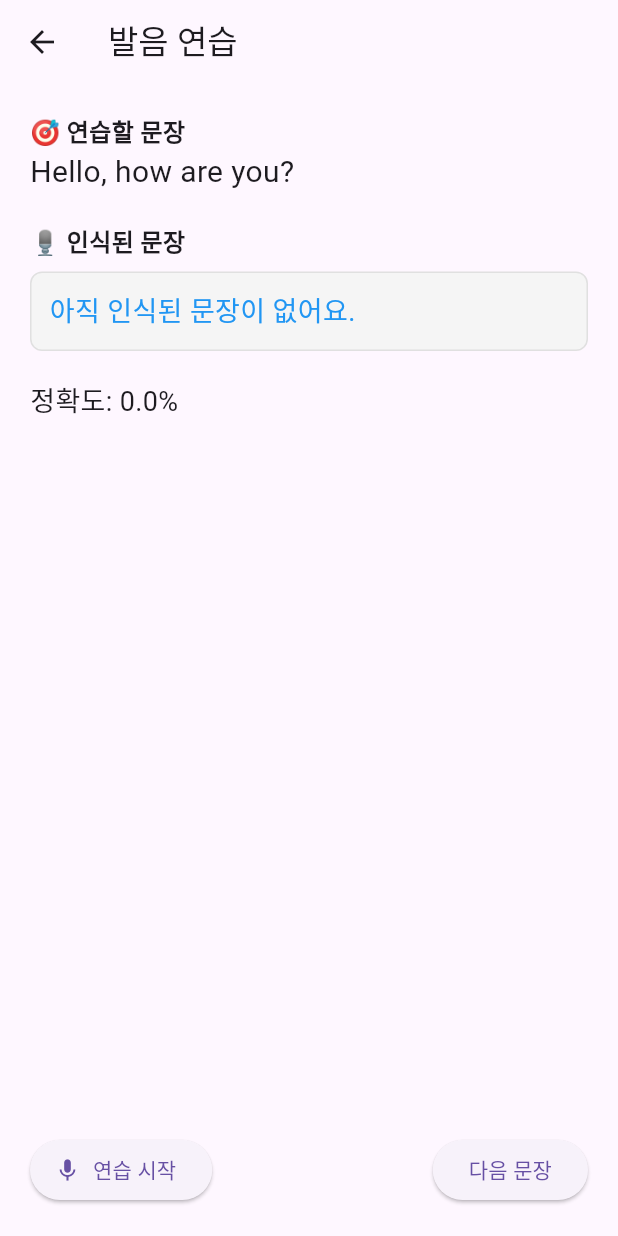
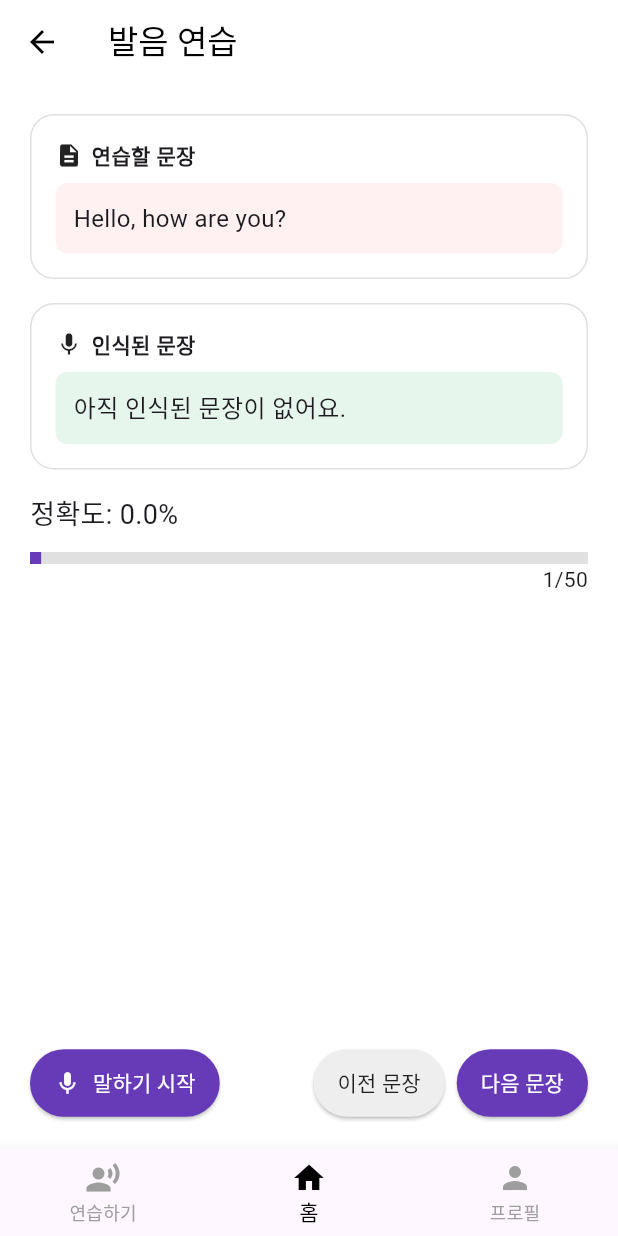
Before and after one commit to fufckddl/Sorimoi, a Flutter app: the PracticeScreen screen opened by its route, on a phone screen of 412 x 824 dp. Run offline on Flutter 3.47's test engine with Material 3 defaults, Android fonts, the phone set to English and light mode, and no system bars; our stand-ins replace audioplayers, google_fonts, shared_preferences, table_calendar; missing offline and left inert: kakao_flutter_sdk_common, kakao_flutter_sdk_user, mysql1, mysql_client, record; accounts and stored records are empty; Roboto replaces fonts that are missing (NotoSansKR).

Commit message:
디자인 고침

```diff
--- a/lib/audio/practice.dart
+++ b/lib/audio/practice.dart
@@ -5,6 +5,8 @@ import 'package:flutter/services.dart';
 import 'package:http/http.dart' as http;
 import 'package:record/record.dart';
 import 'package:path_provider/path_provider.dart';
+import 'package:pj1/userhome/userHome.dart';
+import 'package:pj1/user/profile/profileHome.dart';
 
 class PracticeScreen extends StatefulWidget {
   const PracticeScreen({super.key});
@@ -19,6 +21,7 @@ class _PracticeScreenState extends State<PracticeScreen> {
   String _recognizedText = '';
   List<String> _sentences = [];
   int _currentIndex = 0;
+  int _selectedIndex = 0;
 
   @override
   void initState() {
@@ -96,9 +99,7 @@ class _PracticeScreenState extends State<PracticeScreen> {
   }
 
   void _nextSentence() async {
-    if (_isRecording) {
-      await _stopRecordingAndSend();
-    }
+    if (_isRecording) await _stopRecordingAndSend();
     if (_currentIndex < _sentences.length - 1) {
       setState(() {
         _currentIndex++;
@@ -107,63 +108,192 @@ class _PracticeScreenState extends State<PracticeScreen> {
     }
   }
 
+  void _previousSentence() {
+    if (_currentIndex > 0) {
+      setState(() {
+        _currentIndex--;
+        _recognizedText = '';
+      });
+    }
+  }
+
   @override
   Widget build(BuildContext context) {
+    if (_selectedIndex == 1) return const HomeScreen();
+    if (_selectedIndex == 2) return const ProfileHome();
+
     if (_sentences.isEmpty) {
-      return const Scaffold(body: Center(child: CircularProgressIndicator()));
+      return const Scaffold(
+        backgroundColor: Colors.white,
+        body: Center(child: CircularProgressIndicator()),
+      );
     }
 
     final target = _sentences[_currentIndex];
     final accuracy = _calculateAccuracy(_recognizedText, target);
+    final progress = (_currentIndex + 1) / _sentences.length;
 
     return Scaffold(
-      appBar: AppBar(title: const Text('발음 연습')),
+      backgroundColor: Colors.white,
+      appBar: AppBar(
+        title: const Text('발음 연습'),
+        backgroundColor: Colors.white,
+        foregroundColor: Colors.black,
+        elevation: 0,
+      ),
       body: Padding(
         padding: const EdgeInsets.all(20),
         child: Column(
           crossAxisAlignment: CrossAxisAlignment.start,
           children: [
-            const Text("🎯 연습할 문장", style: TextStyle(fontSize: 16, fontWeight: FontWeight.bold)),
-            Text(target, style: const TextStyle(fontSize: 20)),
-            const SizedBox(height: 20),
-
-            const Text("🎙️ 인식된 문장", style: TextStyle(fontSize: 16, fontWeight: FontWeight.bold)),
+            // 🎯 연습할 문장
             Container(
               width: double.infinity,
-              padding: const EdgeInsets.all(12),
-              margin: const EdgeInsets.only(top: 8),
+              margin: const EdgeInsets.only(bottom: 16),
+              padding: const EdgeInsets.all(16),
               decoration: BoxDecoration(
-                color: Colors.grey.shade100,
-                borderRadius: BorderRadius.circular(8),
+                color: Colors.white,
+                borderRadius: BorderRadius.circular(16),
                 border: Border.all(color: Colors.grey.shade300),
               ),
-              child: Text(
-                _recognizedText.isEmpty ? '아직 인식된 문장이 없어요.' : _recognizedText,
-                style: const TextStyle(fontSize: 18, color: Colors.blue),
+              child: Column(
+                crossAxisAlignment: CrossAxisAlignment.start,
+                children: [
+                  const Row(
+                    children: [
+                      Icon(Icons.description, size: 18),
+                      SizedBox(width: 6),
+                      Text("연습할 문장", style: TextStyle(fontWeight: FontWeight.bold)),
+                    ],
+                  ),
+                  const SizedBox(height: 8),
+                  Container(
+                    width: double.infinity,
+                    padding: const EdgeInsets.all(12),
+                    decoration: BoxDecoration(
+                      color: const Color(0xFFFFF1F1),
+                      borderRadius: BorderRadius.circular(8),
+                    ),
+                    child: Text(target, style: const TextStyle(fontSize: 16)),
+                  ),
+                ],
               ),
             ),
 
-            const SizedBox(height: 20),
-            Text("정확도: ${(accuracy * 100).toStringAsFixed(1)}%", style: const TextStyle(fontSize: 18)),
+            // 🎙️ 인식된 문장
+            Container(
+              width: double.infinity,
+              margin: const EdgeInsets.only(bottom: 16),
+              padding: const EdgeInsets.all(16),
+              decoration: BoxDecoration(
+                color: Colors.white,
+                borderRadius: BorderRadius.circular(16),
+                border: Border.all(color: Colors.grey.shade300),
+              ),
+              child: Column(
+                crossAxisAlignment: CrossAxisAlignment.start,
+                children: [
+                  const Row(
+                    children: [
+                      Icon(Icons.mic, size: 18),
+                      SizedBox(width: 6),
+                      Text("인식된 문장", style: TextStyle(fontWeight: FontWeight.bold)),
+                    ],
+                  ),
+                  const SizedBox(height: 8),
+                  Container(
+                    width: double.infinity,
+                    padding: const EdgeInsets.all(12),
+                    decoration: BoxDecoration(
+                      color: const Color(0xFFE7F6ED),
+                      borderRadius: BorderRadius.circular(8),
+                    ),
+                    child: Text(
+                      _recognizedText.isEmpty
+                          ? '아직 인식된 문장이 없어요.'
+                          : _recognizedText,
+                      style: const TextStyle(fontSize: 16),
+                    ),
+                  ),
+                ],
+              ),
+            ),
+
+            // 정확도 및 진행률
+            Text("정확도: ${(accuracy * 100).toStringAsFixed(1)}%",
+                style: const TextStyle(fontSize: 18)),
+            const SizedBox(height: 12),
+            LinearProgressIndicator(
+              value: progress,
+              backgroundColor: Colors.grey[300],
+              color: Colors.deepPurple,
+              minHeight: 8,
+            ),
+            Align(
+              alignment: Alignment.centerRight,
+              child: Text('${_currentIndex + 1}/${_sentences.length}'),
+            ),
 
             const Spacer(),
 
+            // 버튼들
             Row(
               mainAxisAlignment: MainAxisAlignment.spaceBetween,
               children: [
                 ElevatedButton.icon(
                   icon: Icon(_isRecording ? Icons.stop : Icons.mic),
-                  label: Text(_isRecording ? "연습 종료" : "연습 시작"),
+                  label: Text(_isRecording ? "연습 종료" : "말하기 시작"),
                   onPressed: _isRecording ? _stopRecordingAndSend : _startRecording,
+                  style: ElevatedButton.styleFrom(
+                    backgroundColor: Colors.deepPurple,
+                    foregroundColor: Colors.white,
+                    padding: const EdgeInsets.symmetric(horizontal: 16, vertical: 12),
+                  ),
                 ),
-                ElevatedButton(
-                  onPressed: _nextSentence,
-                  child: const Text("다음 문장"),
+                Row(
+                  children: [
+                    ElevatedButton(
+                      onPressed: _previousSentence,
+                      child: const Text("이전 문장"),
+                      style: ElevatedButton.styleFrom(
+                        backgroundColor: Colors.grey[200],
+                        foregroundColor: Colors.black87,
+                        padding: const EdgeInsets.symmetric(horizontal: 16, vertical: 12),
+                      ),
+                    ),
+                    const SizedBox(width: 8),
+                    ElevatedButton(
+                      onPressed: _nextSentence,
+                      child: const Text("다음 문장"),
+                      style: ElevatedButton.styleFrom(
+                        backgroundColor: Colors.deepPurple,
+                        foregroundColor: Colors.white,
+                        padding: const EdgeInsets.symmetric(horizontal: 16, vertical: 12),
+                      ),
+                    ),
+                  ],
                 ),
               ],
-            )
+            ),
           ],
         ),
+      ),
+      bottomNavigationBar: BottomNavigationBar(
+        selectedItemColor: Colors.black,
+        unselectedItemColor: Colors.grey,
+        currentIndex: 1,
+        onTap: (index) {
+          if (index == 1) {
+            Navigator.pushNamed(context, '/home');
+          } else if (index == 2) {
+            Navigator.pushNamed(context, '/profileHome');
+          }
+        },
+        items: const [
+          BottomNavigationBarItem(icon: Icon(Icons.record_voice_over), label: '연습하기'),
+          BottomNavigationBarItem(icon: Icon(Icons.home), label: '홈'),
+          BottomNavigationBarItem(icon: Icon(Icons.person), label: '프로필'),
+        ],
       ),
     );
   }
--- a/lib/user/profile/profileHome.dart
+++ b/lib/user/profile/profileHome.dart
@@ -85,7 +85,7 @@ class _ProfileHomeState extends State<ProfileHome> {
         currentIndex: 2,
         onTap: (index) {
           if (index == 0) {
-            Navigator.pushNamed(context, '/voiceRecognition');
+            Navigator.pushNamed(context, '/practice');
           } else if (index == 1) {
             Navigator.pushNamed(context, '/home');
           } else if (index == 2) {
--- a/lib/userhome/userHome2.dart
+++ b/lib/userhome/userHome2.dart
@@ -93,7 +93,6 @@ class _RecordingHomeScreenState extends State<RecordingHomeScreen> {
         body: jsonEncode({'star': newStar}),
       );
     } catch (e) {
-      // 실패 시 롤백 가능 (선택)
       setState(() {
         scripts[index]['star'] = currentStar;
         scriptData[categoryName] = List.from(scripts);
@@ -181,23 +180,20 @@ class _RecordingHomeScreenState extends State<RecordingHomeScreen> {
             child: Column(
               mainAxisSize: MainAxisSize.min,
               children: [
-                // ✅ 기존 카테고리 목록
                 ...categoryList.map((category) => ListTile(
                   title: Text(category['categoryName']),
                   onTap: () {
-                    Navigator.pop(context); // 닫고
+                    Navigator.pop(context);
                     _showFileTitleDialog(context, category['categoryName'], category['id']);
                   },
                 )),
                 const Divider(),
-
-                // ✅ 새 카테고리 만들기 버튼
                 ListTile(
                   leading: const Icon(Icons.add),
                   title: const Text('새 카테고리 만들기'),
                   onTap: () {
-                    Navigator.pop(context); // 닫고
-                    _showCreateNewCategoryDialog(context); // 새 카테고리 입력창 띄움
+                    Navigator.pop(context);
+                    _showCreateNewCategoryDialog(context);
                   },
                 ),
               ],
@@ -223,8 +219,8 @@ class _RecordingHomeScreenState extends State<RecordingHomeScreen> {
               if (name.isNotEmpty) {
                 final categoryId = await _saveCategoryToServer(name);
                 if (categoryId != null) {
-                  Navigator.pop(context); // 새 카테고리 창 닫고
-                  _showFileTitleDialog(context, name, categoryId); // 파일 제목 입력
+                  Navigator.pop(context);
+                  _showFileTitleDialog(context, name, categoryId);
                 }
               }
             },
@@ -318,9 +314,7 @@ class _RecordingHomeScreenState extends State<RecordingHomeScreen> {
                   child: Text(
                     '${script['score']}점',
                     style: TextStyle(
-                      color: script['score'] >= 80
-                          ? Colors.green
-                          : Colors.red,
+                      color: script['score'] >= 80 ? Colors.green : Colors.red,
                       fontSize: 12,
                       fontWeight: FontWeight.bold,
                     ),
@@ -367,6 +361,12 @@ class _RecordingHomeScreenState extends State<RecordingHomeScreen> {
               ),
               child: Column(
                 children: [
+                  Image.asset(
+                    'assets/mic.png',
+                    width: 80,
+                    height: 80,
+                  ),
+                  const SizedBox(height: 16),
                   const Text('오늘의 소리를 녹음해보세요!', style: TextStyle(fontSize: 20, fontWeight: FontWeight.bold)),
                   const SizedBox(height: 4),
                   const Text('카테고리를 선택하여 시작하세요', style: TextStyle(fontSize: 13, color: Colors.grey)),
--- a/pubspec.yaml
+++ b/pubspec.yaml
@@ -78,6 +78,8 @@ flutter:
     - assets/apple_icon.png
     - assets/sori_icon2.png
     - assets/sentences.json
+    - assets/mike.png
+    - assets/mic.png
   # The following line ensures that the Material Icons font is
   # included with your application, so that you can use the icons in
   # the material Icons class.
```
Also changed, not shown: assets/mic.png (added), assets/mike.png (added).
